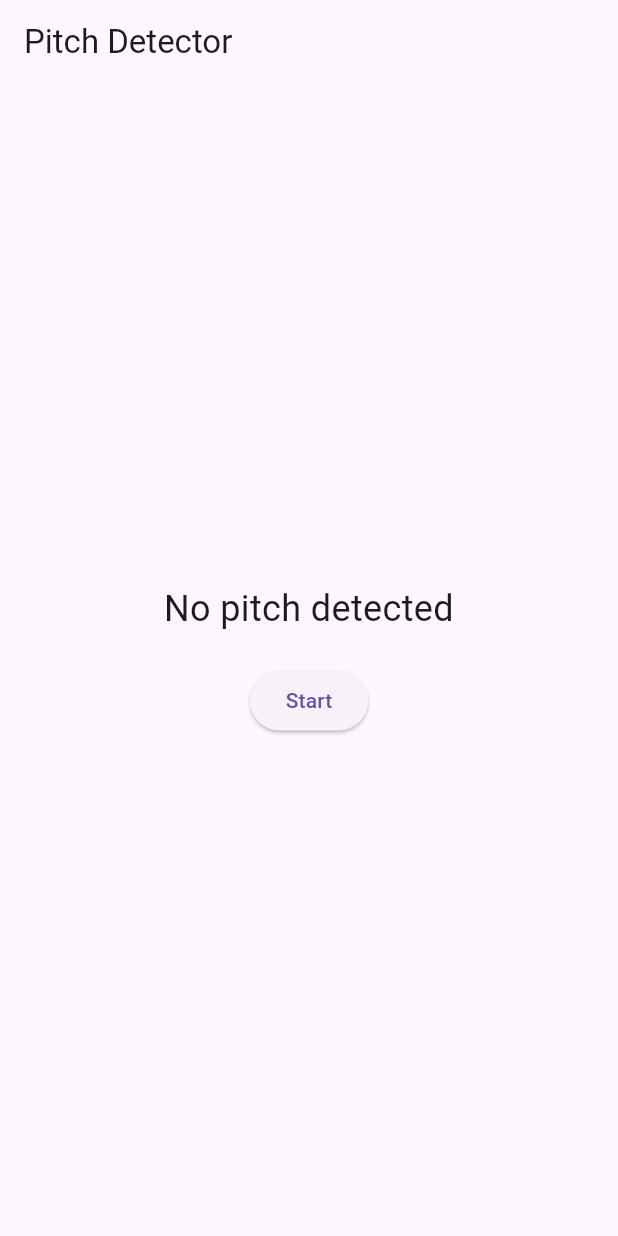
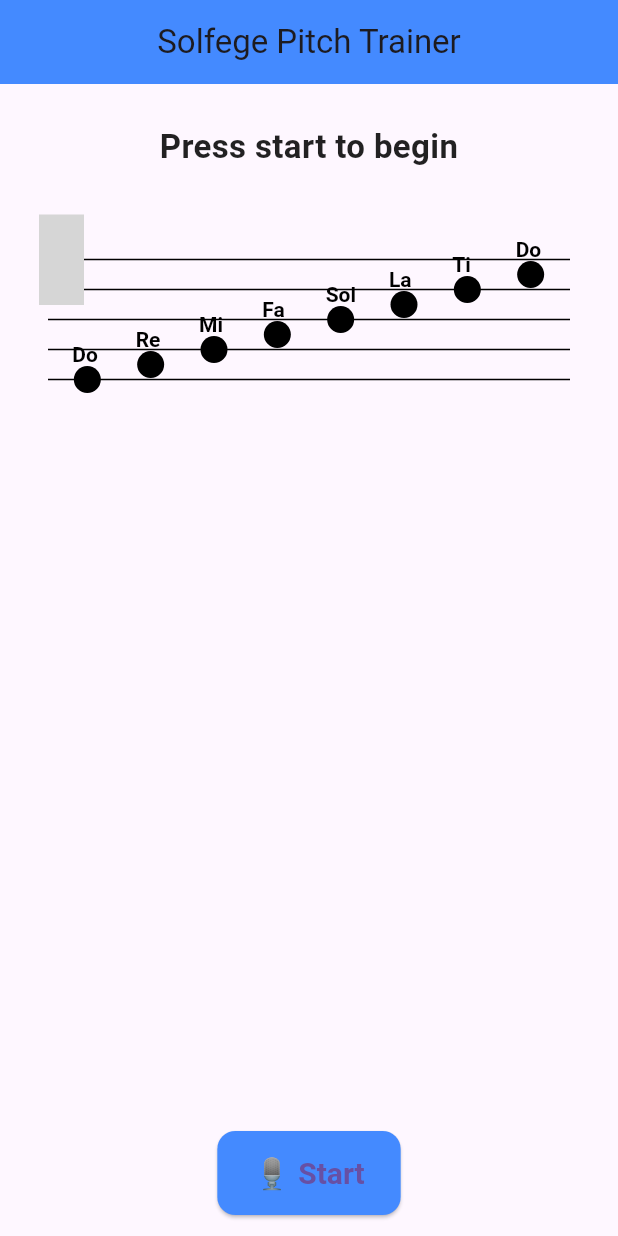
Before and after one commit to Labrattrial/HarmoniSync_Solfege_Trainer, a Flutter app: the screen it shows after launch, on a phone screen of 412 x 824 dp. Run offline on Flutter 3.47's test engine with Material 3 defaults, Android fonts, the phone set to English and light mode, and no system bars; our stand-ins replace flutter_svg, permission_handler; missing offline and left inert: flutter_sound; grey boxes are pictures that could not be loaded.

Commit message:
Working Pitch detector w/ temp Score Sheet

```diff
--- a/lib/screens/pitch_detector_screen.dart
+++ b/lib/screens/pitch_detector_screen.dart
@@ -3,7 +3,8 @@ import 'dart:typed_data';
 import 'package:flutter/material.dart';
 import 'package:flutter_sound/flutter_sound.dart';
 import 'package:permission_handler/permission_handler.dart';
-import '../utils/note_utils.dart'; // Import the NoteUtils class
+import '../utils/note_utils.dart';
+import '../widgets/score_sheet_widget.dart';
 
 class PitchDetectorScreen extends StatefulWidget {
   const PitchDetectorScreen({super.key});
@@ -19,6 +20,13 @@ class _PitchDetectorScreenState extends State<PitchDetectorScreen> {
   double? _detectedPitch;
   String? _detectedNote;
   Timer? _throttle;
+  int _currentNoteIndex = 0;
+  bool _hasMatched = false;
+  List<bool> _noteMatched = List.generate(8, (index) => false);
+
+  final solfegeFrequencies = [
+    'C4', 'D4', 'E4', 'F4', 'G4', 'A4', 'B4', 'C5',
+  ];
 
   @override
   void initState() {
@@ -36,7 +44,14 @@ class _PitchDetectorScreenState extends State<PitchDetectorScreen> {
     if (_isRecording) {
       await _audioStreamSub?.cancel();
       await _recorder.stopRecorder();
-      setState(() => _isRecording = false);
+      setState(() {
+        _isRecording = false;
+        _detectedPitch = null;
+        _detectedNote = null;
+        _currentNoteIndex = 0;
+        _hasMatched = false;
+        _noteMatched = List.generate(8, (index) => false); // Reset the match status
+      });
     } else {
       final audioStreamController = StreamController<Uint8List>();
 
@@ -54,7 +69,13 @@ class _PitchDetectorScreenState extends State<PitchDetectorScreen> {
         _throttle = Timer(const Duration(milliseconds: 100), () {});
       });
 
-      setState(() => _isRecording = true);
+      setState(() {
+        _isRecording = true;
+        _detectedPitch = null;
+        _detectedNote = null;
+        _currentNoteIndex = 0;
+        _hasMatched = false;
+      });
     }
   }
 
@@ -105,16 +126,29 @@ class _PitchDetectorScreenState extends State<PitchDetectorScreen> {
 
     if (tauEstimate != -1) {
       double pitch = sampleRate / tauEstimate;
-      String? note = NoteUtils.frequencyToNote(pitch); // Convert frequency to note
+      String detected = NoteUtils.frequencyToNote(pitch);
+
       setState(() {
         _detectedPitch = pitch;
-        _detectedNote = note;
+        _detectedNote = detected;
+
+        if (!_hasMatched &&
+            detected == NoteUtils.frequencyToNote(
+              NoteUtils.noteFrequencies[solfegeFrequencies[_currentNoteIndex]]!,
+            )) {
+          _noteMatched[_currentNoteIndex] = true; // Mark this note as matched
+          Future.delayed(const Duration(milliseconds: 600), () {
+            setState(() {
+              if (_currentNoteIndex < solfegeFrequencies.length - 1) {
+                _currentNoteIndex++;
+                _hasMatched = false;
+              }
+            });
+          });
+        }
       });
     } else {
-      setState(() {
-        _detectedPitch = null;
-        _detectedNote = null;
-      });
+      setState(() => _detectedPitch = null);
     }
   }
 
@@ -128,26 +162,74 @@ class _PitchDetectorScreenState extends State<PitchDetectorScreen> {
 
   @override
   Widget build(BuildContext context) {
+    final screenHeight = MediaQuery.of(context).size.height;
+    final screenWidth = MediaQuery.of(context).size.width;
+    final isLandscape = MediaQuery.of(context).orientation == Orientation.landscape;
+
     return Scaffold(
-      appBar: AppBar(title: const Text("Pitch Detector")),
-      body: Center(
+      appBar: AppBar(
+        title: const Text("Solfege Pitch Trainer"),
+        backgroundColor: Colors.blueAccent,
+        centerTitle: true,
+      ),
+      body: LayoutBuilder(
+        builder: (context, constraints) {
+          return SingleChildScrollView(
+            child: Padding(
+              padding: const EdgeInsets.all(16.0),
+              child: ConstrainedBox(
+                constraints: BoxConstraints(
+                  minHeight: constraints.maxHeight,
+                ),
+                child: IntrinsicHeight(
                   child: Column(
-          mainAxisAlignment: MainAxisAlignment.center,
+                    crossAxisAlignment: CrossAxisAlignment.center,
                     children: [
+                      const SizedBox(height: 10),
                       Text(
                         _detectedPitch != null
-                  ? "Pitch: ${_detectedPitch!.toStringAsFixed(2)} Hz\nNote: $_detectedNote"
-                  : "No pitch detected",
-              style: const TextStyle(fontSize: 24),
+                            ? "🎵 Pitch: ${_detectedPitch!.toStringAsFixed(2)} Hz\n🎶 Note: $_detectedNote"
+                            : "Press start to begin",
                         textAlign: TextAlign.center,
+                        style: TextStyle(
+                          fontSize: isLandscape ? 20 : 22,
+                          fontWeight: FontWeight.w600,
+                          color: Colors.black87,
+                        ),
                       ),
                       const SizedBox(height: 20),
+                      ScoreSheetWidget(
+                        detectedNote: _isRecording ? _detectedNote : null,
+                        currentIndex: _isRecording ? _currentNoteIndex : -1,
+                        noteMatched: _noteMatched, // Pass the matched notes
+                      ),
+                      const Spacer(),
                       ElevatedButton(
                         onPressed: _startStopRecording,
-              child: Text(_isRecording ? "Stop" : "Start"),
+                        style: ElevatedButton.styleFrom(
+                          backgroundColor: Colors.blueAccent,
+                          shape: RoundedRectangleBorder(
+                            borderRadius: BorderRadius.circular(12),
                           ),
+                          padding: EdgeInsets.symmetric(
+                            horizontal: isLandscape ? 40 : 24,
+                            vertical: isLandscape ? 20 : 16,
+                          ),
+                          textStyle: TextStyle(
+                            fontSize: isLandscape ? 18 : 20,
+                            fontWeight: FontWeight.bold,
+                          ),
+                        ),
+                        child: Text(_isRecording ? "⏹ Stop" : "🎙 Start"),
+                      ),
+                      const SizedBox(height: 30),
                     ],
                   ),
+                ),
+              ),
+            ),
+          );
+        },
       ),
     );
   }
--- /dev/null
+++ b/lib/widgets/score_sheet_widget.dart
@@ -0,0 +1,112 @@
+import 'package:flutter/material.dart';
+import 'package:flutter_svg/flutter_svg.dart';
+import '../utils/note_utils.dart';
+
+class ScoreSheetWidget extends StatelessWidget {
+  final String? detectedNote;
+  final int currentIndex;
+  final List<bool> noteMatched; // Track matched notes
+
+  const ScoreSheetWidget({
+    super.key,
+    this.detectedNote,
+    required this.currentIndex,
+    required this.noteMatched,
+  });
+
+  @override
+  Widget build(BuildContext context) {
+    return Stack(
+      children: [
+        CustomPaint(
+          size: const Size(double.infinity, 180),
+          painter: ScoreSheetPainter(detectedNote, currentIndex, noteMatched),
+        ),
+        Positioned(
+          left: 10,
+          top: 10,
+          child: SvgPicture.asset(
+            'assets/treble_clef.svg',
+            width: 30,
+            height: 60,
+          ),
+        ),
+      ],
+    );
+  }
+}
+
+class ScoreSheetPainter extends CustomPainter {
+  final String? detectedNote;
+  final int currentIndex;
+  final List<bool> noteMatched;
+
+  ScoreSheetPainter(this.detectedNote, this.currentIndex, this.noteMatched);
+
+  @override
+  void paint(Canvas canvas, Size size) {
+    final paint = Paint()
+      ..color = Colors.black
+      ..strokeWidth = 1;
+
+    const spacing = 20.0;
+    const leftMargin = 16.0;
+
+    // Staff lines
+    for (int i = 0; i < 5; i++) {
+      double y = spacing * i + spacing + 20;
+      canvas.drawLine(Offset(leftMargin, y), Offset(size.width - leftMargin, y), paint);
+    }
+
+    final solfegeNotes = ['Do', 'Re', 'Mi', 'Fa', 'Sol', 'La', 'Ti', 'Do'];
+    final noteFrequencies = ['C4', 'D4', 'E4', 'F4', 'G4', 'A4', 'B4', 'C5'];
+
+    for (int i = 0; i < solfegeNotes.length; i++) {
+      final noteOffset = _getNoteOffset(noteFrequencies[i], spacing);
+      final centerX = size.width / 9 * (i + 1);
+      final centerY = spacing * 5 - noteOffset + 20;
+
+      Color noteColor = Colors.black;
+      if (noteMatched[i]) {
+        noteColor = Colors.green; // Stay green if matched
+      } else if (i == currentIndex && detectedNote != null) {
+        if (NoteUtils.frequencyToNote(NoteUtils.noteFrequencies[noteFrequencies[i]]!) == detectedNote) {
+          noteColor = Colors.green;
+        } else {
+          noteColor = Colors.red;
+        }
+      }
+
+      final notePaint = Paint()..color = noteColor;
+
+      // Draw note circle
+      canvas.drawCircle(Offset(centerX, centerY), 9, notePaint);
+
+      // Draw solfege label above the note
+      final textPainter = TextPainter(
+        text: TextSpan(
+          text: solfegeNotes[i],
+          style: TextStyle(
+            color: Colors.black,
+            fontSize: 14,
+            fontWeight: FontWeight.bold,
+          ),
+        ),
+        textDirection: TextDirection.ltr,
+      );
+      textPainter.layout();
+      textPainter.paint(canvas, Offset(centerX - 10, centerY - 25));
+    }
+  }
+
+  double _getNoteOffset(String note, double spacing) {
+    final Map<String, int> noteToLine = {
+      "C4": 0, "D4": 1, "E4": 2, "F4": 3, "G4": 4,
+      "A4": 5, "B4": 6, "C5": 7,
+    };
+    return spacing * (noteToLine[note]! * 0.5);
+  }
+
+  @override
+  bool shouldRepaint(CustomPainter oldDelegate) => true;
+}
--- a/pubspec.yaml
+++ b/pubspec.yaml
@@ -34,7 +34,7 @@ dependencies:
   permission_handler: ^12.0.0+1 # For microphone permission
   pitch_detector_dart: ^0.0.7
   path_provider: ^2.0.11 # For file path access
-
+  flutter_svg: ^2.1.0
 dev_dependencies:
   flutter_test:
     sdk: flutter
```
Also changed, not shown: pubspec.lock, 1 other file. Lines whose indentation alone changed are shown as unchanged.
